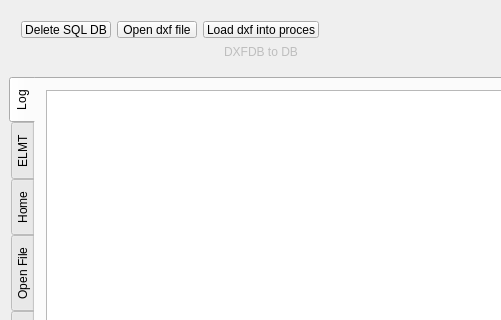
rdsivd/DXFtoQET-2020, file dxftoqet3db.ui: the form before one commit; both pictures show x 0 to 501 and y 0 to 320 of the 1055 by 724 pixel window.
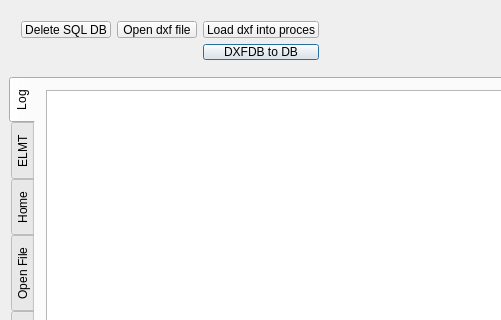
The form after the commit.

Diff of the .ui file:
```diff
--- a/dxftoqet3db.ui
+++ b/dxftoqet3db.ui
@@ -584,7 +584,7 @@
     <item row="1" column="2">
      <widget class="QPushButton" name="Button_Open_DXF">
       <property name="enabled">
-       <bool>false</bool>
+       <bool>true</bool>
       </property>
       <property name="text">
        <string>DXFDB to DB</string>
@@ -593,10 +593,10 @@
        <bool>false</bool>
       </property>
       <property name="default">
-       <bool>false</bool>
+       <bool>true</bool>
       </property>
       <property name="flat">
-       <bool>true</bool>
+       <bool>false</bool>
       </property>
      </widget>
     </item>
```
Left out of the diff: 9 changed lines with no effect on the pictures.
